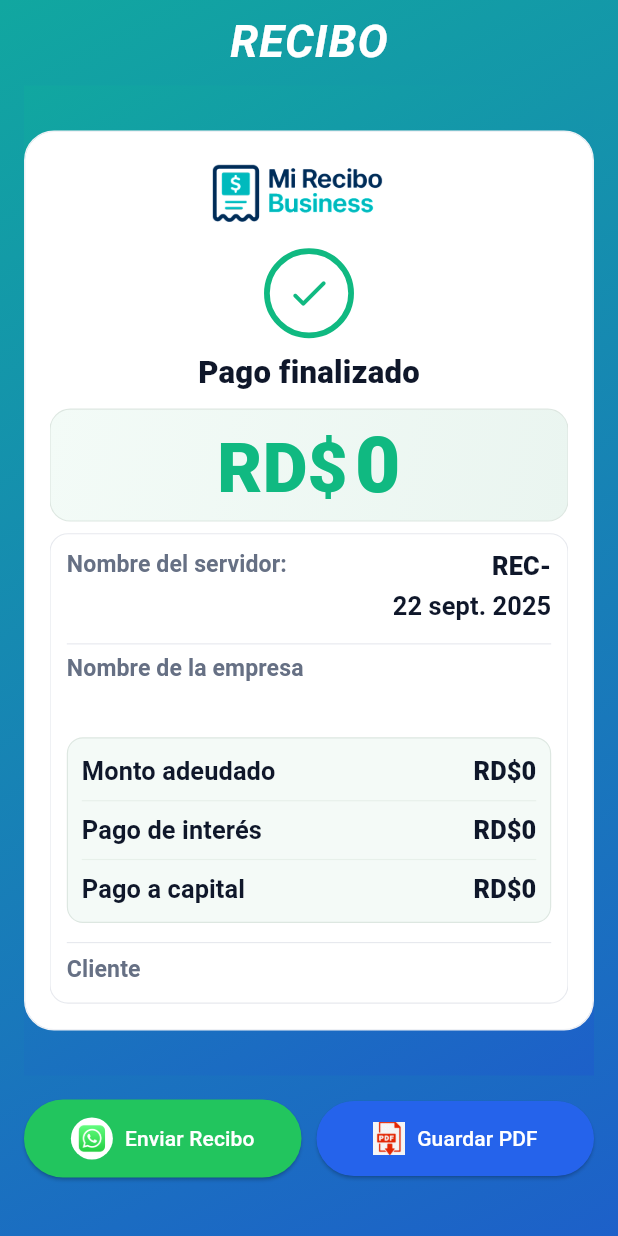
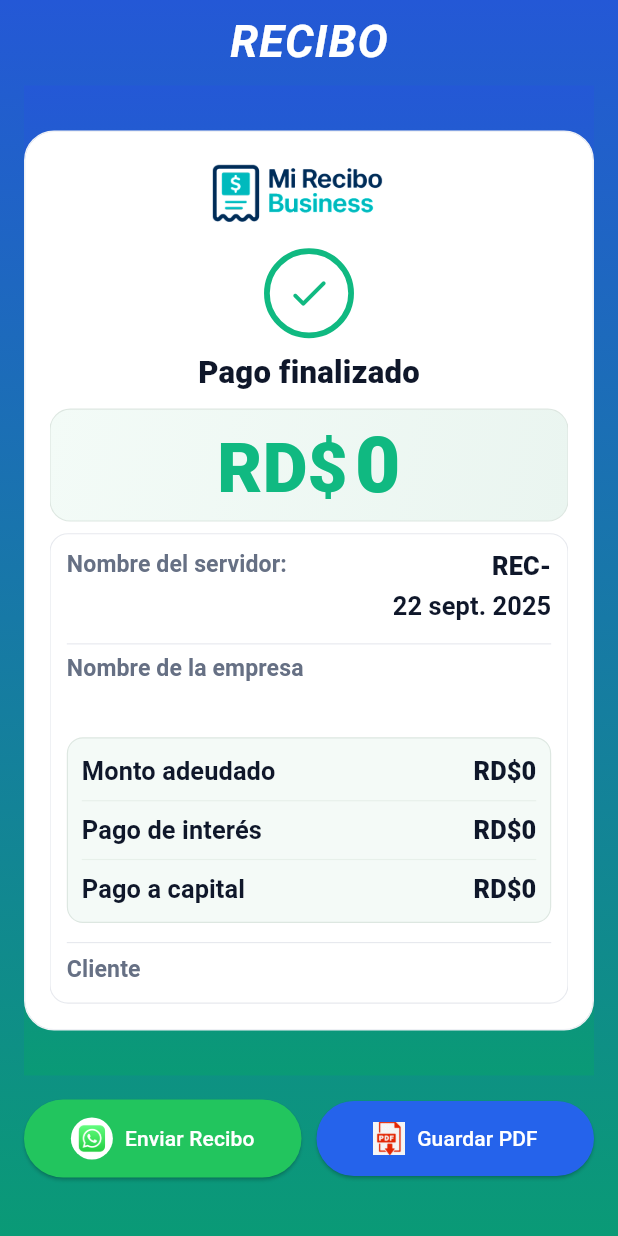
Before and after one commit to Luis2Sosa/mi_recibo_business, a Flutter app: the ReciboScreen screen opened directly with empty values, on a phone screen of 412 x 824 dp. Run offline on Flutter 3.47's test engine with Material 3 defaults, Android fonts, the phone set to English and light mode, and no system bars; our stand-ins replace cloud_firestore, firebase_auth, firebase_core, google_fonts, google_sign_in, pdf and 1 more; missing offline and left inert: flutter_file_dialog; accounts and stored records are empty; Roboto replaces fonts that are missing (Playfair).

Commit message:
Ajuste historico en perfil

```diff
--- a/lib/ui/perfil_prestamista_screen.dart
+++ b/lib/ui/perfil_prestamista_screen.dart
@@ -370,9 +370,7 @@ class _PerfilPrestamistaScreenState extends State<PerfilPrestamistaScreen> {
         lifetimePagosProm  = countPagos == 0 ? 0 : (sumPagos / countPagos).round();
       }
 
-      // completar históricos calculados en runtime (según tu app actual)
-      lifetimeGanancia = sumIntereses; // GANANCIA = intereses cobrados
-      lifetimePagosProm = countPagos == 0 ? 0 : (sumPagos / countPagos).round();
+      // ⛔️ Ya no sobreescribimos lifetimeGanancia ni lifetimePagosProm aquí.
       histPrimerPago = firstPay == null ? '—' : _fmtFecha(firstPay!);
       histUltimoPago = lastPay == null ? '—' : _fmtFecha(lastPay!);
       histMesTop = topMesVal <= 0 ? '—' : '$topMesKey (${_rd(topMesVal)})';
@@ -1243,7 +1241,7 @@ class _PerfilPrestamistaScreenState extends State<PerfilPrestamistaScreen> {
         decoration: BoxDecoration(
           color: selected ? Colors.white : Colors.transparent,
           borderRadius: BorderRadius.circular(12),
-          boxShadow: selected ? [BoxShadow(color: Colors.black.withOpacity(.06), blurRadius: 8, offset: const Offset(0, 3))] : null,
+          boxShadow: selected ? [BoxShadow(color: Colors.black.withOpacity(.06), blurRadius: 8, offset: Offset(0, 3))] : null,
         ),
         child: Center(
           child: Text(
--- a/lib/ui/recibo_screen.dart
+++ b/lib/ui/recibo_screen.dart
@@ -1,6 +1,8 @@
 import 'dart:typed_data';
 import 'dart:ui' as ui;
 import 'dart:io';
+import 'package:mi_recibo/ui/theme/app_theme.dart';
+import 'package:mi_recibo/ui/widgets/app_frame.dart';
 
 import 'package:flutter/material.dart';
 import 'package:flutter/rendering.dart';
@@ -412,13 +414,9 @@ class _ReciboScreenState extends State<ReciboScreen> {
           return false;
         }
       },
-      child: Scaffold(
-        body: Container(
-          constraints: const BoxConstraints.expand(),
-          decoration: BoxDecoration(
-            gradient: LinearGradient(begin: cfg.gradientBegin, end: cfg.gradientEnd, colors: cfg.gradientColors),
-          ),
-          child: SafeArea(
+        child: Scaffold(
+          body: AppGradientBackground(
+            child: SafeArea(
             child: Column(
               mainAxisSize: MainAxisSize.max,
               children: [
@@ -435,14 +433,13 @@ class _ReciboScreenState extends State<ReciboScreen> {
                     key: _captureKey,
                     child: Container(
                       height: captureHeight,
-                      decoration: BoxDecoration(
+                      decoration: const BoxDecoration(
                         gradient: LinearGradient(
-                          begin: cfg.gradientBegin,
-                          end: cfg.gradientEnd,
-                          colors: cfg.gradientColors,
+                          begin: Alignment.topCenter,
+                          end: Alignment.bottomCenter,
+                          colors: [AppTheme.gradTop, AppTheme.gradBottom], // ✅ mismo fondo de la app
                         ),
                       ),
-
                       child: Center(
                         child: _PlainCardShell(
                           radius: cfg.cardRadius,
--- a/lib/ui/widgets/app_frame.dart
+++ b/lib/ui/widgets/app_frame.dart
@@ -10,11 +10,14 @@ class AppGradientBackground extends StatelessWidget {
   @override
   Widget build(BuildContext context) {
     return Container(
-      decoration: BoxDecoration(
+      decoration: const BoxDecoration(
         gradient: LinearGradient(
           begin: Alignment.topCenter,
           end: Alignment.bottomCenter,
-          colors: [AppTheme.gradTop, AppTheme.gradBottom],
+          colors: [
+            AppTheme.gradTop,
+            AppTheme.gradBottom,
+          ],
         ),
       ),
       child: SafeArea(child: child),
@@ -31,7 +34,7 @@ class AppFrame extends StatelessWidget {
 
   @override
   Widget build(BuildContext context) {
-    return SizedBox.expand( // ✅ da altura acotada para evitar overflow
+    return SizedBox.expand( // ✅ ocupa todo el alto/ ancho
       child: Center(
         child: ConstrainedBox(
           constraints: const BoxConstraints(maxWidth: 720),
@@ -48,13 +51,13 @@ class AppFrame extends StatelessWidget {
                 child: Padding(
                   padding: const EdgeInsets.all(16),
                   child: Column(
-                    mainAxisSize: MainAxisSize.max, // ✅ columna ocupa alto disponible
+                    mainAxisSize: MainAxisSize.max,
                     children: [
                       if (header != null) ...[
                         header!,
                         const SizedBox(height: 12),
                       ],
-                      Expanded(child: child), // ✅ contenido se adapta sin desbordar
+                      Expanded(child: child),
                     ],
                   ),
                 ),
```
